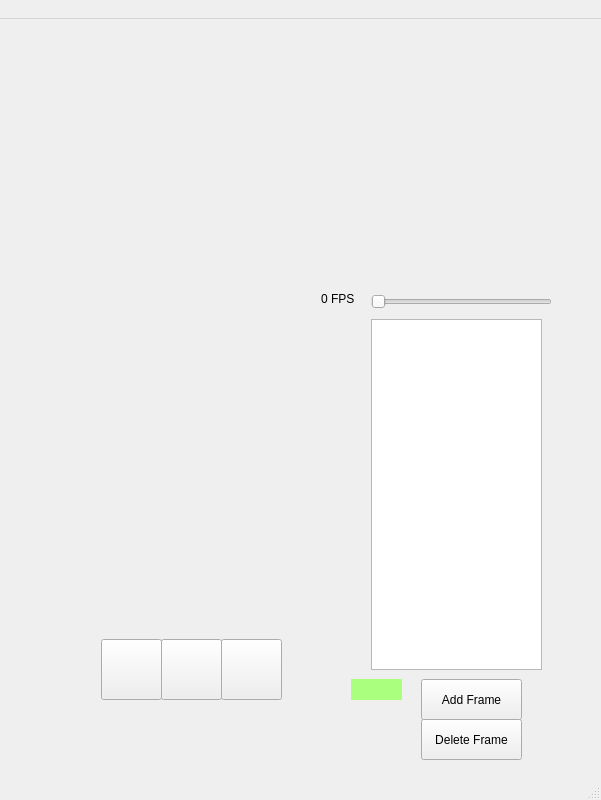
First picture: the form in SpriteEditor/spriteview.ui, repository bestcreator01/sprite-editor, before the edit; both pictures show x 499 to 1100 and y 0 to 800 of the 1100 by 800 pixel window.
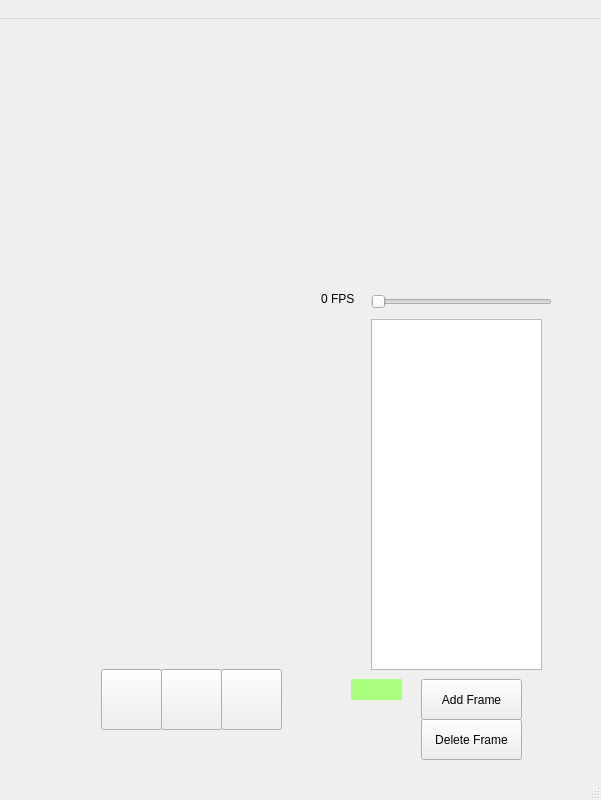
Second picture: the form after the edit.

Commit message: changed the size of canvas and preview to square

Patch:
```diff
--- a/SpriteEditor/spriteview.ui
+++ b/SpriteEditor/spriteview.ui
@@ -23,7 +23,7 @@
       <x>180</x>
       <y>30</y>
       <width>601</width>
-      <height>591</height>
+      <height>601</height>
      </rect>
     </property>
     <property name="mouseTracking">
@@ -230,7 +230,7 @@
     <property name="geometry">
      <rect>
       <x>600</x>
-      <y>620</y>
+      <y>650</y>
       <width>61</width>
       <height>61</height>
      </rect>
@@ -249,7 +249,7 @@
     <property name="geometry">
      <rect>
       <x>660</x>
-      <y>620</y>
+      <y>650</y>
       <width>61</width>
       <height>61</height>
      </rect>
@@ -268,7 +268,7 @@
     <property name="geometry">
      <rect>
       <x>720</x>
-      <y>620</y>
+      <y>650</y>
       <width>61</width>
       <height>61</height>
      </rect>
@@ -379,7 +379,7 @@
       <x>870</x>
       <y>60</y>
       <width>171</width>
-      <height>161</height>
+      <height>171</height>
      </rect>
     </property>
     <property name="text">
```
